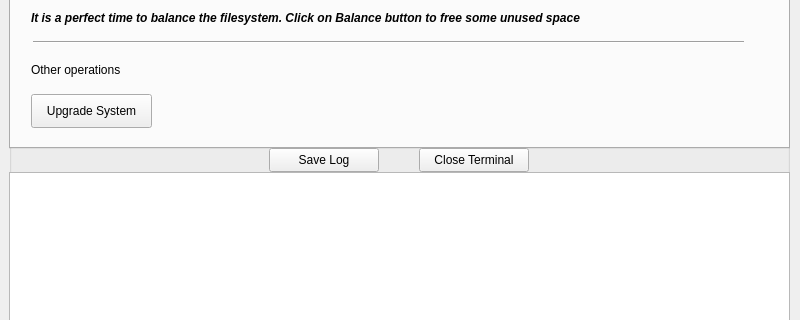
Old version of the form buttermanager/ui/MainWindow.ui in the repository egara/buttermanager; both pictures show x 0 to 800 and y 312 to 632 of the 800 by 800 pixel window.
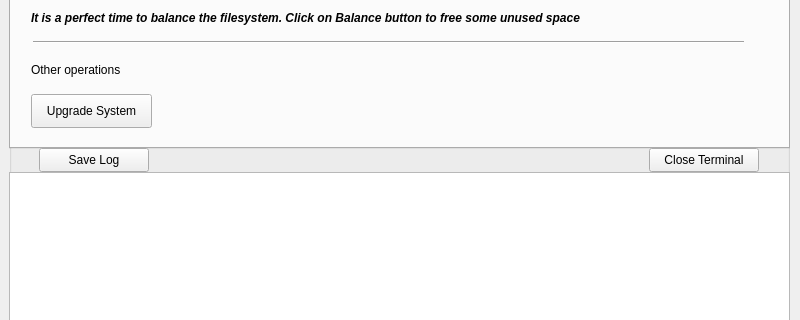
New version of the form.

Commit message: Moving the buttons to save log and close terminal

Diff of the .ui file:
```diff
--- a/buttermanager/ui/MainWindow.ui
+++ b/buttermanager/ui/MainWindow.ui
@@ -967,7 +967,7 @@
        <widget class="QPushButton" name="button_close_terminal">
         <property name="geometry">
          <rect>
-          <x>410</x>
+          <x>640</x>
           <y>450</y>
           <width>110</width>
           <height>24</height>
@@ -996,7 +996,7 @@
        <widget class="QPushButton" name="button_save_log">
         <property name="geometry">
          <rect>
-          <x>260</x>
+          <x>30</x>
           <y>450</y>
           <width>110</width>
           <height>24</height>
```
